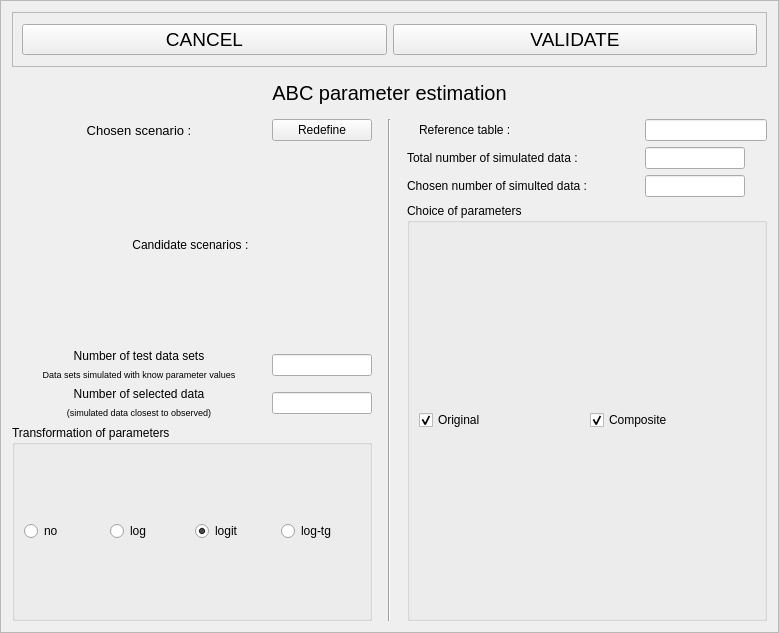
cbgp/diyabc, file python_interface/uis/estimation.ui: the form before one commit.
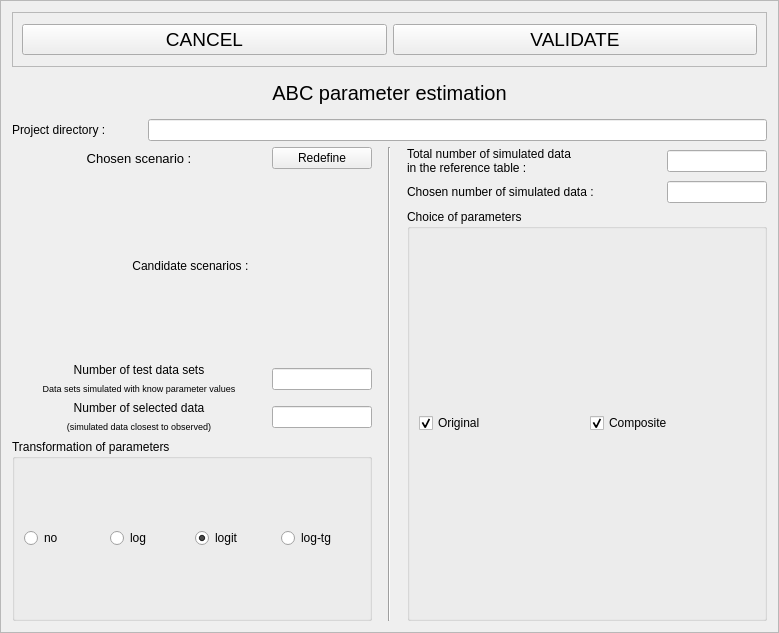
The form after the commit.

Commit message: modifications sur estimation et comparison

```diff
--- a/python_interface/uis/estimation.ui
+++ b/python_interface/uis/estimation.ui
@@ -113,6 +113,32 @@
      </property>
     </widget>
    </item>
+   <item>
+    <layout class="QHBoxLayout" name="horizontalLayout_7">
+     <item>
+      <widget class="QLabel" name="label_6">
+       <property name="minimumSize">
+        <size>
+         <width>130</width>
+         <height>0</height>
+        </size>
+       </property>
+       <property name="maximumSize">
+        <size>
+         <width>130</width>
+         <height>16777215</height>
+        </size>
+       </property>
+       <property name="text">
+        <string>Project directory : </string>
+       </property>
+      </widget>
+     </item>
+     <item>
+      <widget class="QLineEdit" name="refTableNameEdit"/>
+     </item>
+    </layout>
+   </item>
    <item>
     <layout class="QHBoxLayout" name="horizontalLayout_3">
      <item>
@@ -439,7 +465,8 @@
             </size>
            </property>
            <property name="text">
-            <string>Total number of simulated data :</string>
+            <string>Total number of simulated data
+in the reference table :</string>
            </property>
           </widget>
          </item>
@@ -458,7 +485,7 @@
             </size>
            </property>
            <property name="text">
-            <string>Chosen number of simulted data : </string>
+            <string>Chosen number of simulated data : </string>
            </property>
           </widget>
          </item>
@@ -494,28 +521,6 @@
            </property>
           </widget>
          </item>
-         <item row="2" column="3">
-          <widget class="QLineEdit" name="refTableNameEdit"/>
-         </item>
-         <item row="2" column="2">
-          <widget class="QLabel" name="label_6">
-           <property name="minimumSize">
-            <size>
-             <width>220</width>
-             <height>0</height>
-            </size>
-           </property>
-           <property name="maximumSize">
-            <size>
-             <width>220</width>
-             <height>16777215</height>
-            </size>
-           </property>
-           <property name="text">
-            <string>Reference table : </string>
-           </property>
-          </widget>
-         </item>
         </layout>
        </item>
        <item>
```
The commit also changes 9 other files.
